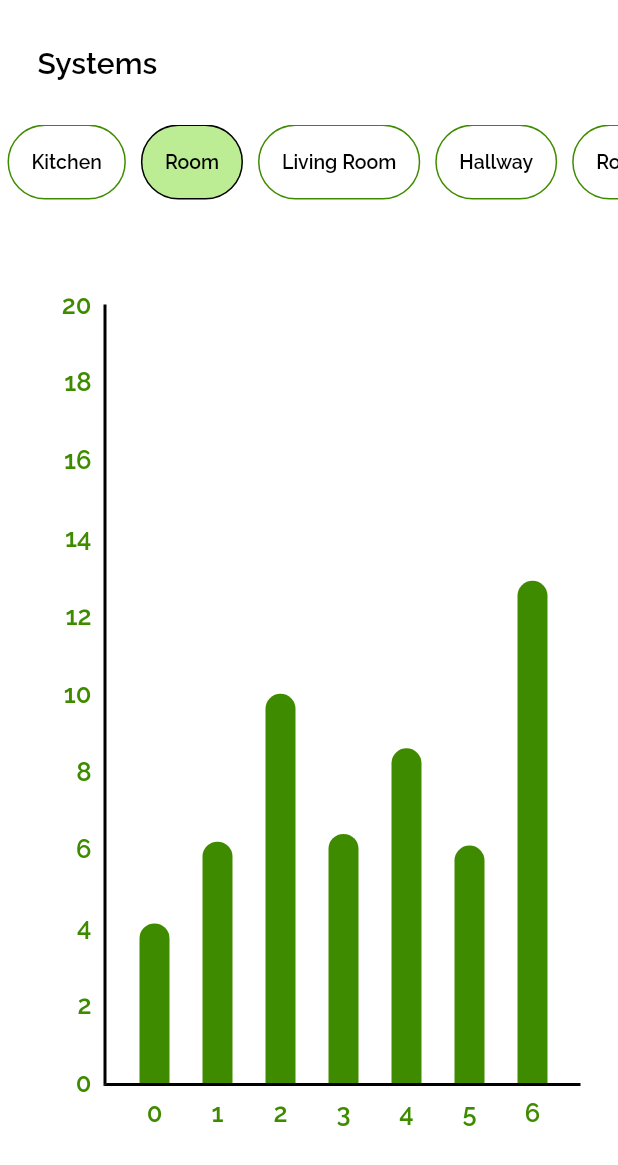
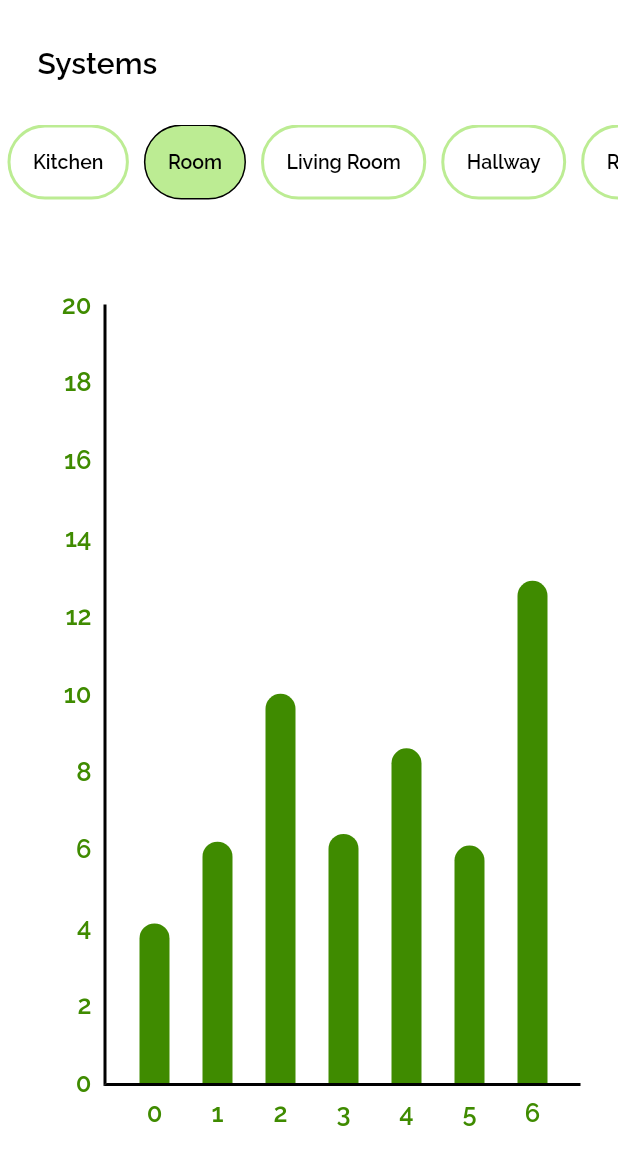
Before and after one commit to MohammadAlAgha/luminexa, a Flutter app: the ConsumptionPage screen opened by its route, on a phone screen of 412 x 824 dp. Shown: the top 1165 px of the screen. Run offline on Flutter 3.47's test engine with Material 2 defaults, Android fonts, the phone set to English and light mode, and no system bars; drawn by our look-alikes of fl_chart; our stand-ins replace dio, flutter_svg, google_nav_bar.

Commit message:
Frontend: Edited the system button unselected border

```diff
--- a/luminexa_mobile/lib/widgets/buttonWidget/systemButton.dart
+++ b/luminexa_mobile/lib/widgets/buttonWidget/systemButton.dart
@@ -41,7 +41,8 @@ class _systemButtonState extends State<systemButton> {
               margin: EdgeInsets.symmetric(horizontal: 5),
               padding: EdgeInsets.all(15),
               decoration: BoxDecoration(
-                border: Border.all(color: Theme.of(context).primaryColor),
+                border:
+                    Border.all(color: Theme.of(context).canvasColor, width: 2),
                 borderRadius: BorderRadius.all(
                   Radius.circular(25),
                 ),
```
